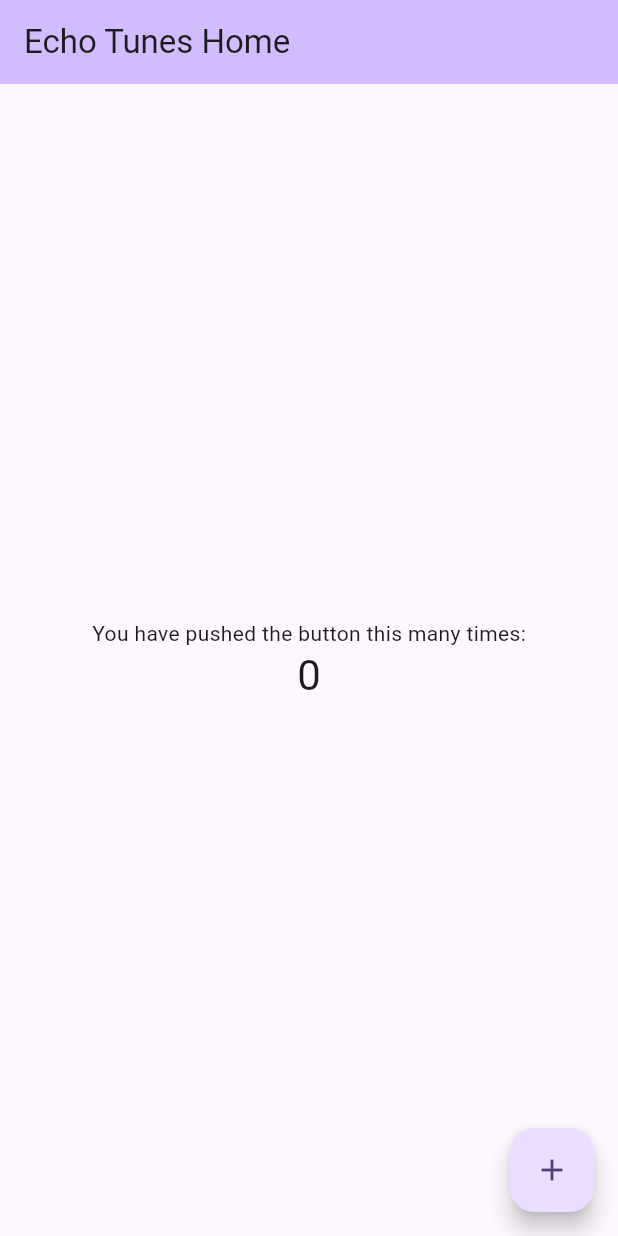
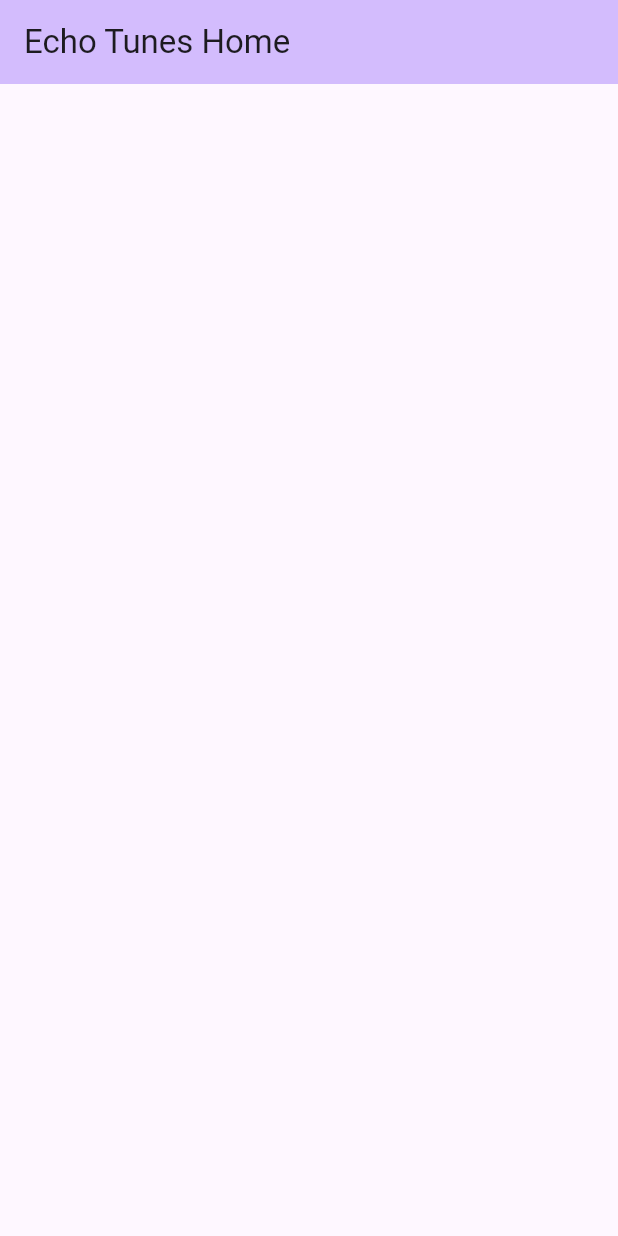
Before and after one commit to Altier-Tech/echo-tunes, a Flutter app: the screen it shows after launch, on a phone screen of 412 x 824 dp. Run offline on Flutter 3.47's test engine with Material 2 defaults, Android fonts, the phone set to English and light mode, and no system bars.

Commit message:
Update main.dart

```diff
--- a/lib/main.dart
+++ b/lib/main.dart
@@ -45,24 +45,8 @@
         backgroundColor: Theme.of(context).colorScheme.inversePrimary,
         title: Text(widget.title),
       ),
-      body: Center(
-        child: Column(
-          mainAxisAlignment: MainAxisAlignment.center,
-          children: <Widget>[
-            const Text(
-              'You have pushed the button this many times:',
-            ),
-            Text(
-              '$_counter',
-              style: Theme.of(context).textTheme.headlineMedium,
-            ),
-          ],
-        ),
-      ),
-      floatingActionButton: FloatingActionButton(
-        onPressed: _incrementCounter,
-        tooltip: 'Increment',
-        child: const Icon(Icons.add),
+      body: const Center(
+        child: Column(),
       ),
     );
   }
```
